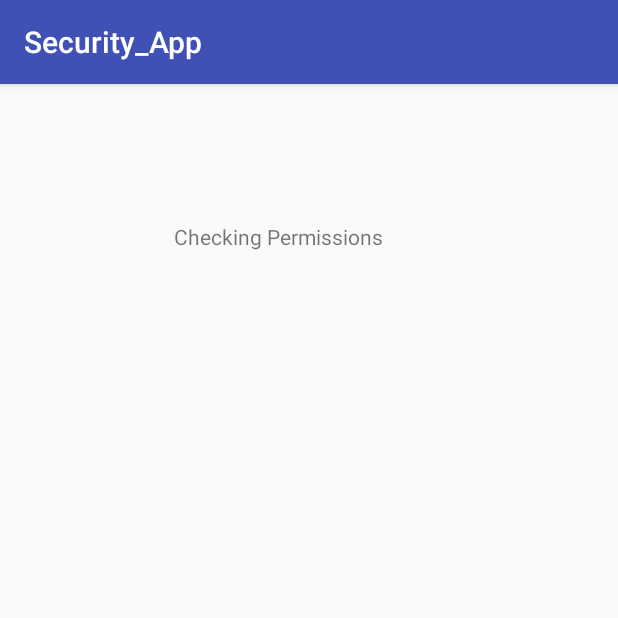
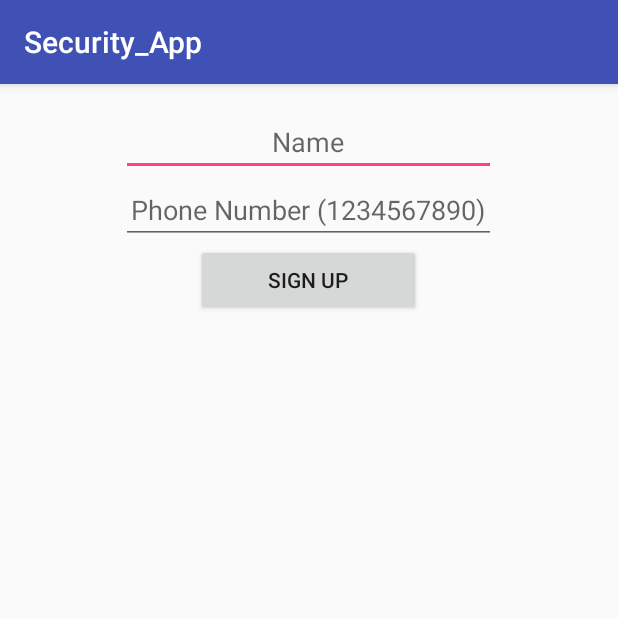
Before and after one commit to NickSkiljan/UrbanSecurity, an Android app: the screen it shows after launch (LocationActivity before the commit, SignInActivity after it), on a phone screen of 412 x 824 dp, the top half of it. Run offline under Robolectric (Android 15) with nearby library versions, the phone set to English and light mode, and no system bars; our stand-ins replace Firebase (no records; nobody signed in at launch, a user with empty details on screens opened directly).

Commit message:
Created SignIn page which also adds user to firebase

```diff
--- a/app/app/build.gradle
+++ b/app/app/build.gradle
@@ -24,6 +24,7 @@ dependencies {
     implementation 'com.android.support.constraint:constraint-layout:1.0.2'
     implementation 'com.google.android.gms:play-services-location:11.8.0'
     implementation 'com.google.firebase:firebase-database:11.8.0'
+    compile 'com.google.firebase:firebase-auth:11.8.0'
     testImplementation 'junit:junit:4.12'
     androidTestImplementation 'com.android.support.test:runner:1.0.1'
     androidTestImplementation 'com.android.support.test.espresso:espresso-core:3.0.1'
--- /dev/null
+++ b/app/app/src/main/java/edu/osu/urban_security/security_app/BaseActivity.java
@@ -0,0 +1,34 @@
+package edu.osu.urban_security.security_app;
+
+import android.app.ProgressDialog;
+import android.support.v7.app.AppCompatActivity;
+
+import com.google.firebase.auth.FirebaseAuth;
+
+
+public class BaseActivity extends AppCompatActivity {
+
+//    private ProgressDialog mProgressDialog;
+//
+//    public void showProgressDialog() {
+//        if (mProgressDialog == null) {
+//            mProgressDialog = new ProgressDialog(this);
+//            mProgressDialog.setCancelable(false);
+//            mProgressDialog.setMessage("Loading...");
+//        }
+//
+//        mProgressDialog.show();
+//    }
+//
+//    public void hideProgressDialog() {
+//        if (mProgressDialog != null && mProgressDialog.isShowing()) {
+//            mProgressDialog.dismiss();
+//        }
+//    }
+
+    public String getUid() {
+        return FirebaseAuth.getInstance().getCurrentUser().getUid();
+    }
+
+
+}
--- /dev/null
+++ b/app/app/src/main/java/edu/osu/urban_security/security_app/SignInActivity.java
@@ -0,0 +1,178 @@
+package edu.osu.urban_security.security_app;
+
+import android.content.Intent;
+import android.os.Bundle;
+import android.support.annotation.NonNull;
+import android.text.TextUtils;
+import android.util.Log;
+import android.view.View;
+import android.widget.Button;
+import android.widget.EditText;
+import android.widget.Toast;
+
+import com.google.android.gms.tasks.OnCompleteListener;
+import com.google.android.gms.tasks.Task;
+import com.google.firebase.auth.AuthResult;
+import com.google.firebase.auth.FirebaseAuth;
+import com.google.firebase.auth.FirebaseUser;
+import com.google.firebase.database.DatabaseReference;
+import com.google.firebase.database.FirebaseDatabase;
+
+import edu.osu.urban_security.security_app.models.User;
+
+/**
+ * Created by sunnypatel on 3/7/18.
+ */
+
+public class SignInActivity extends BaseActivity implements View.OnClickListener {
+
+    private static final String TAG = "SignInActivity";
+
+    private DatabaseReference mDatabase;
+    private FirebaseAuth mAuth;
+
+    private EditText mNameField;
+    private EditText mPhoneField ;
+    private Button mSignUpButton;
+
+    @Override
+    protected void onCreate(Bundle savedInstanceState) {
+        super.onCreate(savedInstanceState);
+
+        setContentView(R.layout.activity_sign_in);
+
+        mDatabase = FirebaseDatabase.getInstance().getReference();
+        mAuth = FirebaseAuth.getInstance();
+
+        // Views
+        mNameField = findViewById(R.id.field_name);
+        mPhoneField = findViewById(R.id.field_phone_number);
+        mSignUpButton = findViewById(R.id.button_sign_up);
+
+        // Click listeners
+        mSignUpButton.setOnClickListener(this);
+    }
+
+    @Override
+    public void onStart() {
+        super.onStart();
+
+        // Check auth on Activity start
+        if (isSignedIn(mAuth.getCurrentUser())) {
+            onAuthSuccess(mAuth.getCurrentUser());
+        }
+    }
+
+//    private void signIn() {
+//        Log.d(TAG, "signIn");
+//        if (!validateForm()) {
+//            return;
+//        }
+//
+//        showProgressDialog();
+//        String email = mEmailField.getText().toString();
+//        String password = mPasswordField.getText().toString();
+//
+//        mAuth.signInWithEmailAndPassword(email, password)
+//                .addOnCompleteListener(this, new OnCompleteListener<AuthResult>() {
+//                    @Override
+//                    public void onComplete(@NonNull Task<AuthResult> task) {
+//                        Log.d(TAG, "signIn:onComplete:" + task.isSuccessful());
+//                        hideProgressDialog();
+//
+//                        if (task.isSuccessful()) {
+//                            onAuthSuccess(task.getResult().getUser());
+//                        } else {
+//                            Toast.makeText(SignInActivity.this, "Sign In Failed",
+//                                    Toast.LENGTH_SHORT).show();
+//                        }
+//                    }
+//                });
+//    }
+
+    private void signUp() {
+        Log.d(TAG, "signUp");
+        if (!validateForm()) {
+            return;
+        }
+
+        final String name = mNameField.getText().toString();
+        final String phoneNumber = mPhoneField.getText().toString();
+
+        mAuth.signInAnonymously()
+                .addOnCompleteListener(this, new OnCompleteListener<AuthResult>() {
+                    @Override
+                    public void onComplete(@NonNull Task<AuthResult> task) {
+                        if (task.isSuccessful()) {
+                            Log.d(TAG, "signInAnonymously: success");
+                            FirebaseUser user = mAuth.getCurrentUser();
+                            writeNewUser(user.getUid(), name, phoneNumber);
+                            onAuthSuccess(user);
+                        } else {
+                            Toast.makeText(SignInActivity.this, "Sign Up Failed",
+                                    Toast.LENGTH_SHORT).show();
+                        }
+                    }
+                });
+//        mAuth.createUserWithEmailAndPassword(email, password)
+//                .addOnCompleteListener(this, new OnCompleteListener<AuthResult>() {
+//                    @Override
+//                    public void onComplete(@NonNull Task<AuthResult> task) {
+//                        Log.d(TAG, "createUser:onComplete:" + task.isSuccessful());
+//                        hideProgressDialog();
+//
+//                        if (task.isSuccessful()) {
+//                            onAuthSuccess(task.getResult().getUser());
+//                        } else {
+//                            Toast.makeText(SignInActivity.this, "Sign Up Failed",
+//                                    Toast.LENGTH_SHORT).show();
+//                        }
+//                    }
+//                });
+    }
+
+    private void onAuthSuccess(FirebaseUser user) {
+        // Go to MainActivity
+        startActivity(new Intent(SignInActivity.this, LocationActivity.class));
+        finish();
+    }
+
+    private boolean isSignedIn(FirebaseUser user) {
+        return user != null;
+    }
+
+    private boolean validateForm() {
+        boolean result = true;
+        if (TextUtils.isEmpty(mNameField.getText().toString())) {
+            mNameField.setError("Required");
+            result = false;
+        } else {
+            mNameField.setError(null);
+        }
+
+        if (TextUtils.isEmpty(mPhoneField.getText().toString())) {
+            mPhoneField.setError("Required");
+            result = false;
+        } else {
+            mPhoneField.setError(null);
+        }
+
+        return result;
+    }
+
+    // [START basic_write]
+    private void writeNewUser(String userId, String name, String phoneNumber) {
+        User user = new User(name, phoneNumber);
+
+        mDatabase.child("users").child(userId).setValue(user);
+    }
+    // [END basic_write]
+
+    @Override
+    public void onClick(View v) {
+        int i = v.getId();
+        if (i == R.id.button_sign_up) {
+            signUp();
+        }
+    }
+}
--- /dev/null
+++ b/app/app/src/main/res/layout/activity_sign_in.xml
@@ -0,0 +1,67 @@
+<?xml version="1.0" encoding="utf-8"?>
+<RelativeLayout xmlns:android="http://schemas.android.com/apk/res/android"
+    xmlns:tools="http://schemas.android.com/tools"
+    android:layout_width="match_parent"
+    android:layout_height="match_parent"
+    android:paddingBottom="@dimen/activity_vertical_margin"
+    android:paddingLeft="@dimen/activity_horizontal_margin"
+    android:paddingRight="@dimen/activity_horizontal_margin"
+    android:paddingTop="@dimen/activity_vertical_margin"
+    tools:context="edu.osu.urban_security.security_app.SignInActivity">
+
+    <LinearLayout
+        android:id="@+id/layout_name"
+        android:layout_width="wrap_content"
+        android:layout_height="wrap_content"
+        android:layout_centerHorizontal="true"
+        android:orientation="horizontal">
+
+        <EditText
+            android:id="@+id/field_name"
+            android:layout_width="250dp"
+            android:layout_height="wrap_content"
+            android:ellipsize="end"
+            android:hint="@string/name_label"
+            android:gravity="center_horizontal"
+            android:inputType="textPersonName"
+            android:maxLines="1" />
+
+    </LinearLayout>
+
+    <LinearLayout
+        android:id="@+id/layout_phone"
+        android:layout_width="wrap_content"
+        android:layout_height="wrap_content"
+        android:layout_centerHorizontal="true"
+        android:orientation="horizontal"
+        android:layout_below="@+id/layout_name">
+        <EditText
+            android:id="@+id/field_phone_number"
+            android:layout_width="250dp"
+            android:layout_height="wrap_content"
+            android:ellipsize="end"
+            android:hint="@string/phone_number_label"
+            android:gravity="center_horizontal"
+            android:inputType="phone"
+            android:maxLines="1" />
+
+    </LinearLayout>
+
+    <LinearLayout
+        android:id="@+id/layout_buttons"
+        android:layout_width="wrap_content"
+        android:layout_height="wrap_content"
+        android:layout_below="@+id/layout_phone"
+        android:layout_centerHorizontal="true"
+        android:orientation="horizontal">
+
+        <Button
+            android:id="@+id/button_sign_up"
+            android:layout_width="150dp"
+            android:layout_height="wrap_content"
+            android:text="@string/sign_up" />
+
+    </LinearLayout>
+
+
+</RelativeLayout>
--- /dev/null
+++ b/app/app/src/main/res/values/dimens.xml
@@ -0,0 +1,6 @@
+<resources>
+    <!-- Default screen margins, per the Android Design guidelines. -->
+    <dimen name="activity_horizontal_margin">16dp</dimen>
+    <dimen name="activity_vertical_margin">16dp</dimen>
+    <dimen name="fab_margin">16dp</dimen>
+</resources>
--- a/app/app/src/main/res/values/strings.xml
+++ b/app/app/src/main/res/values/strings.xml
@@ -1,3 +1,14 @@
 <resources>
     <string name="app_name">Security_App</string>
+
+    <string name="action_settings">Settings</string>
+    <string name="name_label">Name</string>
+    <string name="phone_number_label">Phone Number (1234567890)</string>
+    <string name="send_text">Send</string>
+    <string name="lorem">Lorem ipsum dolor sit amet, consectetur adipiscing elit. Aenean nec condimentum ante, quis mattis mi. Proin ut rhoncus libero, ac euismod neque. Ut suscipit, enim a facilisis consequat, orci lacus venenatis orci, at ultricies orci nulla sed ex. In condimentum viverra velit, eget feugiat libero imperdiet vel. Aenean pretium, lectus vitae bibendum bibendum, diam turpis convallis eros, quis tristique leo sapien at ipsum. Praesent eu odio id nulla lobortis auctor. Donec eget dolor eget nisl euismod commodo vel a lacus. Quisque ut justo vitae urna pharetra accumsan. Etiam dignissim neque iaculis mauris viverra, blandit rhoncus odio porttitor. Phasellus nibh arcu.</string>
+    <string name="title_sign_in">Welcome</string>
+    <!--<string name="heading_recent">Recent</string>-->
+    <!--<string name="heading_my_posts">My Posts</string>-->
+    <!--<string name="heading_my_top_posts">My Top Posts</string>-->
+    <string name="sign_up">Sign Up</string>
 </resources>
```
Also changed, not shown: app/app/src/main/AndroidManifest.xml (+8 -0 lines), app/app/src/main/java/edu/osu/urban_security/security_app/models/User.java (added, +31 -0 lines).
